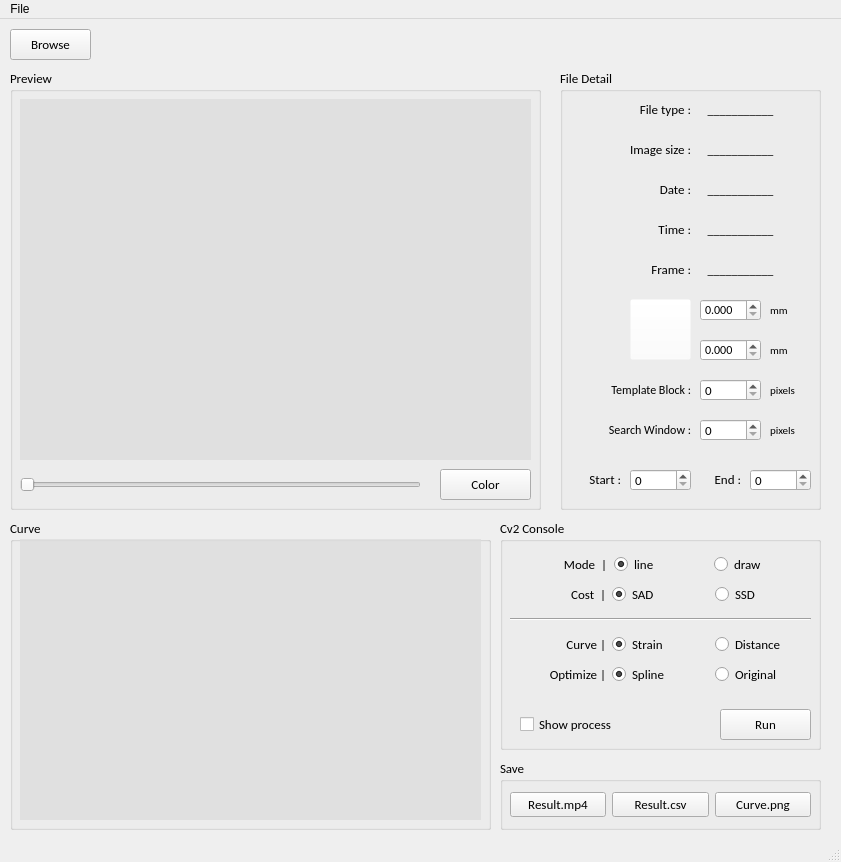
This is tool/main.ui in doraduan12/Speckle_Tracking as Qt 5 draws it before an edit. The edited form follows.
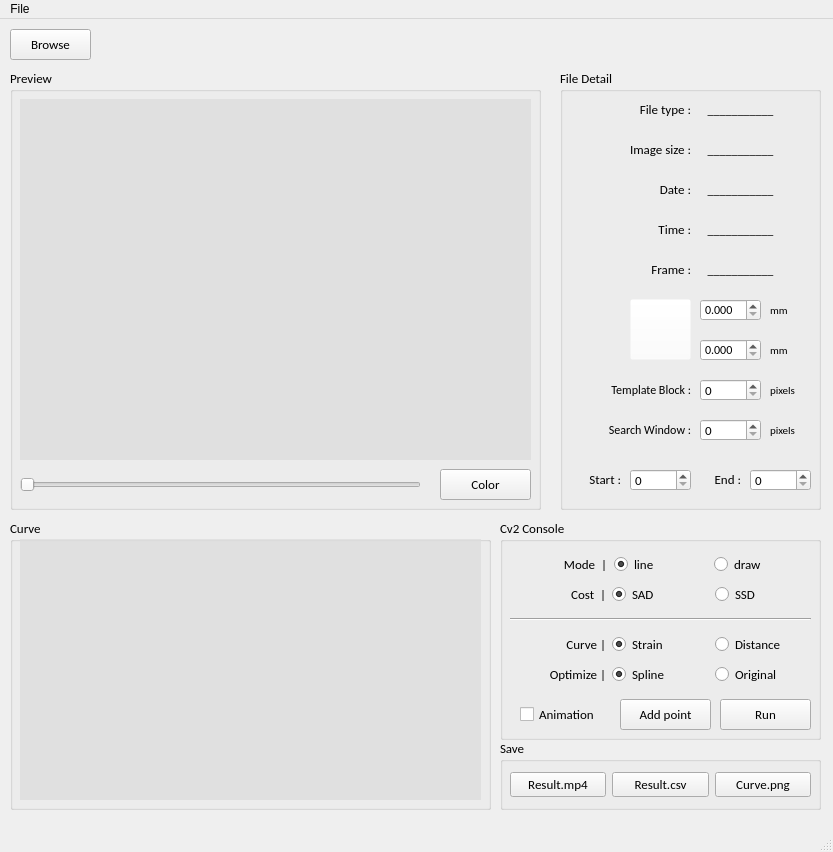
This is the edited form.

Commit message: 20200528 15:14 1. draw 模式，「新增點」功能

What changed in the file:
```diff
--- a/tool/main.ui
+++ b/tool/main.ui
@@ -6,8 +6,8 @@
    <rect>
     <x>0</x>
     <y>0</y>
-    <width>841</width>
-    <height>862</height>
+    <width>833</width>
+    <height>852</height>
    </rect>
   </property>
   <property name="windowTitle">
@@ -696,7 +696,7 @@
       <x>10</x>
       <y>500</y>
       <width>481</width>
-      <height>311</height>
+      <height>291</height>
      </rect>
     </property>
     <property name="font">
@@ -714,7 +714,7 @@
        <x>10</x>
        <y>20</y>
        <width>461</width>
-       <height>281</height>
+       <height>261</height>
       </rect>
      </property>
      <property name="font">
@@ -845,7 +845,7 @@
       <x>500</x>
       <y>500</y>
       <width>321</width>
-      <height>231</height>
+      <height>221</height>
      </rect>
     </property>
     <property name="font">
@@ -861,7 +861,7 @@
      <property name="geometry">
       <rect>
        <x>220</x>
-       <y>190</y>
+       <y>180</y>
        <width>91</width>
        <height>31</height>
       </rect>
@@ -993,13 +993,13 @@
      <property name="geometry">
       <rect>
        <x>20</x>
-       <y>190</y>
+       <y>180</y>
        <width>121</width>
        <height>31</height>
       </rect>
      </property>
      <property name="text">
-      <string>Show process</string>
+      <string>Animation</string>
      </property>
     </widget>
     <widget class="QLabel" name="label_NULL">
@@ -1037,7 +1037,7 @@
        <x>10</x>
        <y>100</y>
        <width>301</width>
-       <height>91</height>
+       <height>111</height>
       </rect>
      </property>
      <property name="currentIndex">
@@ -1122,6 +1122,31 @@
         </item>
        </layout>
       </widget>
+      <widget class="QPushButton" name="btn_add_point">
+       <property name="geometry">
+        <rect>
+         <x>110</x>
+         <y>80</y>
+         <width>91</width>
+         <height>31</height>
+        </rect>
+       </property>
+       <property name="font">
+        <font>
+         <family>Calibri</family>
+         <pointsize>10</pointsize>
+        </font>
+       </property>
+       <property name="text">
+        <string>Add point</string>
+       </property>
+       <property name="autoRepeatDelay">
+        <number>-1</number>
+       </property>
+       <property name="autoRepeatInterval">
+        <number>-1</number>
+       </property>
+      </widget>
      </widget>
      <widget class="QWidget" name="page_2">
       <widget class="QWidget" name="horizontalLayoutWidget_3">
@@ -1172,7 +1197,7 @@
     <property name="geometry">
      <rect>
       <x>500</x>
-      <y>740</y>
+      <y>720</y>
       <width>321</width>
       <height>71</height>
      </rect>
@@ -1233,7 +1258,7 @@
     <rect>
      <x>0</x>
      <y>0</y>
-     <width>841</width>
+     <width>833</width>
      <height>25</height>
     </rect>
    </property>
```
Left out of the diff: 9 changed lines with no effect on the pictures. The commit also changes 2 other files.
